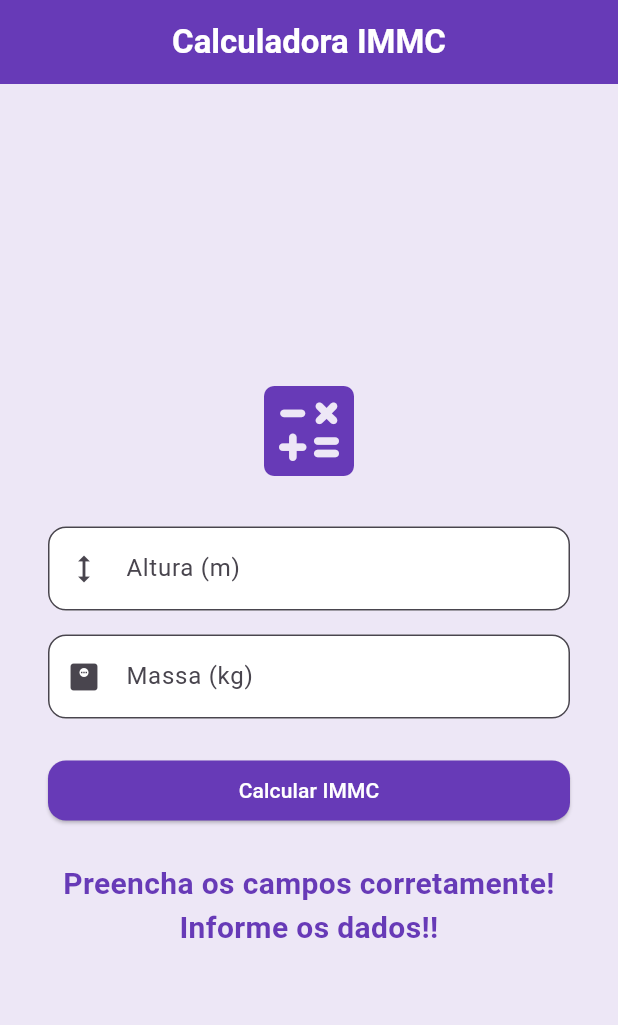
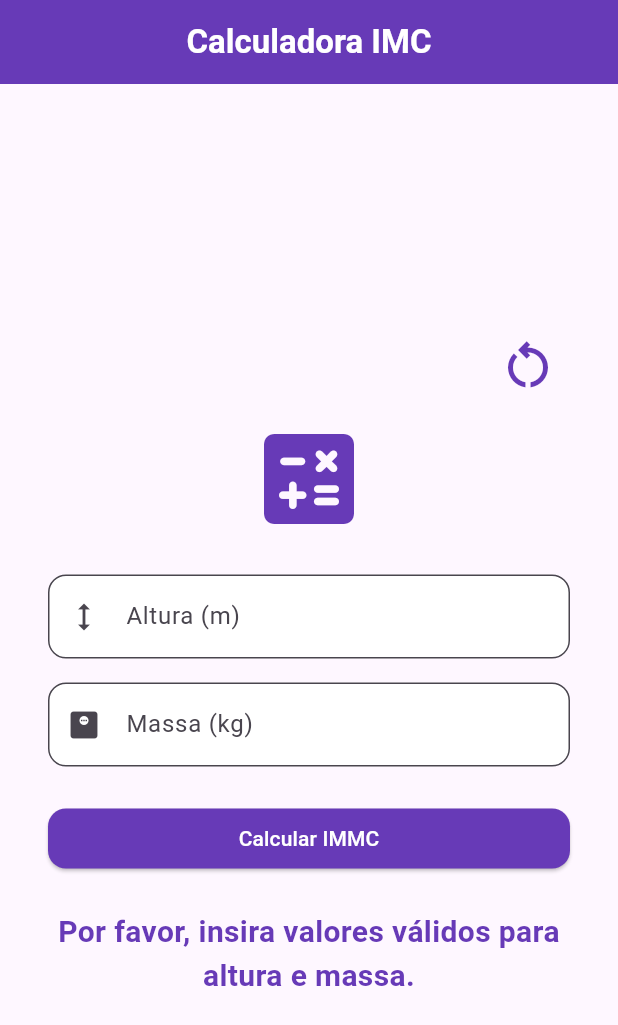
Before and after one commit to rafaelvieiramaximo/Calculadora-IMMC, a Flutter app: the screen it shows after launch, after a tap on "Calcular IMMC", on a phone screen of 412 x 824 dp. Shown: the top 1025 px of the screen. Run offline on Flutter 3.47's test engine with Material 3 defaults, Android fonts, the light colour scheme and no system bars.

Commit message:
Refactor IMMC to IMC terminology, enhance validation messages, and improve UI layout

```diff
--- a/lib/main.dart
+++ b/lib/main.dart
@@ -1,16 +1,16 @@
 import 'package:flutter/material.dart';
 
 void main() {
-  runApp(const CalculatorIMMC());
+  runApp(const CalculatorIMC());
 }
 
-class CalculatorIMMC extends StatelessWidget {
-  const CalculatorIMMC({super.key});
+class CalculatorIMC extends StatelessWidget {
+  const CalculatorIMC({super.key});
 
   @override
   Widget build(BuildContext context) {
     return MaterialApp(
-      title: 'Calculadora IMMC',
+      title: 'Calculadora IMC',
       debugShowCheckedModeBanner: false,
       theme: ThemeData(
         colorScheme: ColorScheme.fromSeed(
@@ -18,7 +18,6 @@ class CalculatorIMMC extends StatelessWidget {
           primary: Colors.deepPurple,
           secondary: Colors.amber,
         ),
-        scaffoldBackgroundColor: Colors.deepPurple[50],
         inputDecorationTheme: InputDecorationTheme(
           filled: true,
           fillColor: Colors.white,
@@ -34,7 +33,7 @@ class CalculatorIMMC extends StatelessWidget {
           ),
         ),
       ),
-      home: const MyHomePage(title: 'Calculadora IMMC'),
+      home: const MyHomePage(title: 'Calculadora IMC'),
     );
   }
 }
@@ -52,12 +51,12 @@ class _MyHomePageState extends State<MyHomePage> {
   final TextEditingController _massaController = TextEditingController();
   String? _resultado;
 
-  void _calcularIMMC() {
+  void _calcularIMC() {
     final altura = double.tryParse(_alturaController.text.replaceAll(',', '.'));
     final massa = double.tryParse(_massaController.text.replaceAll(',', '.'));
-    if (altura == null || massa == null || altura <= 0) {
+    if (altura == null || massa == null || altura <= 0 || massa <= 0) {
       setState(() {
-        _resultado = 'Preencha os campos corretamente!';
+        _resultado = 'Por favor, insira valores válidos para altura e massa.';
       });
       return;
     }
@@ -68,15 +67,28 @@ class _MyHomePageState extends State<MyHomePage> {
             : imc >= 16 && imc < 16.9
             ? 'Magreza Moderada'
             : imc >= 17 && imc < 18.5
+            ? 'Magreza Leve'
+            : imc >= 18.6 && imc < 24.9
+            ? 'Peso Ideal'
+            : imc >= 25 && imc < 29.9
             ? 'Sobrepeso'
-            : imc < 34.9
-            ? 'Obesidade grau 1'
-            : imc < 39.9
-            ? 'Obesidade grau 2'
-            : 'Obesidade grau 3';
+            : imc >= 30 && imc < 34.9
+            ? 'Obesidade Grau I'
+            : imc >= 35 && imc < 39.9
+            ? 'Obesidade Grau II (severa)'
+            : 'Obesidade Grau III (mórbida)';
 
     setState(() {
-      _resultado = 'Seu IMMC está na categoria: $categoria';
+      _resultado =
+          'Seu IMMC é ${imc.toStringAsFixed(2)}, está na categoria: $categoria';
+    });
+  }
+
+  void _limparCampos() {
+    _alturaController.clear();
+    _massaController.clear();
+    setState(() {
+      _resultado = null;
     });
   }
 
@@ -100,8 +112,22 @@ class _MyHomePageState extends State<MyHomePage> {
           child: Padding(
             padding: const EdgeInsets.symmetric(horizontal: 32.0, vertical: 24),
             child: Column(
-              mainAxisAlignment: MainAxisAlignment.center,
+              mainAxisAlignment: MainAxisAlignment.start,
               children: [
+                Row(
+                  mainAxisAlignment: MainAxisAlignment.end,
+                  children: [
+                    IconButton(
+                      icon: const Icon(
+                        Icons.restart_alt_outlined,
+                        size: 40,
+                        color: Colors.deepPurple,
+                      ),
+                      onPressed: _limparCampos,
+                    ),
+                  ],
+                ),
+                const SizedBox(height: 8),
                 const Icon(
                   Icons.calculate_rounded,
                   size: 80,
@@ -129,7 +155,7 @@ class _MyHomePageState extends State<MyHomePage> {
                 SizedBox(
                   width: double.infinity,
                   child: ElevatedButton(
-                    onPressed: _calcularIMMC,
+                    onPressed: _calcularIMC,
                     child: const Text('Calcular IMMC'),
                   ),
                 ),
@@ -144,7 +170,7 @@ class _MyHomePageState extends State<MyHomePage> {
                     ),
                     textAlign: TextAlign.center,
                   ),
-                ] else
+                ] else ...[
                   const SizedBox(height: 24),
                   Text(
                     "Informe os dados!!",
@@ -156,6 +182,7 @@ class _MyHomePageState extends State<MyHomePage> {
                     textAlign: TextAlign.center,
                   ),
                 ],
+              ],
             ),
           ),
         ),
```
Lines whose indentation alone changed are shown as unchanged.
